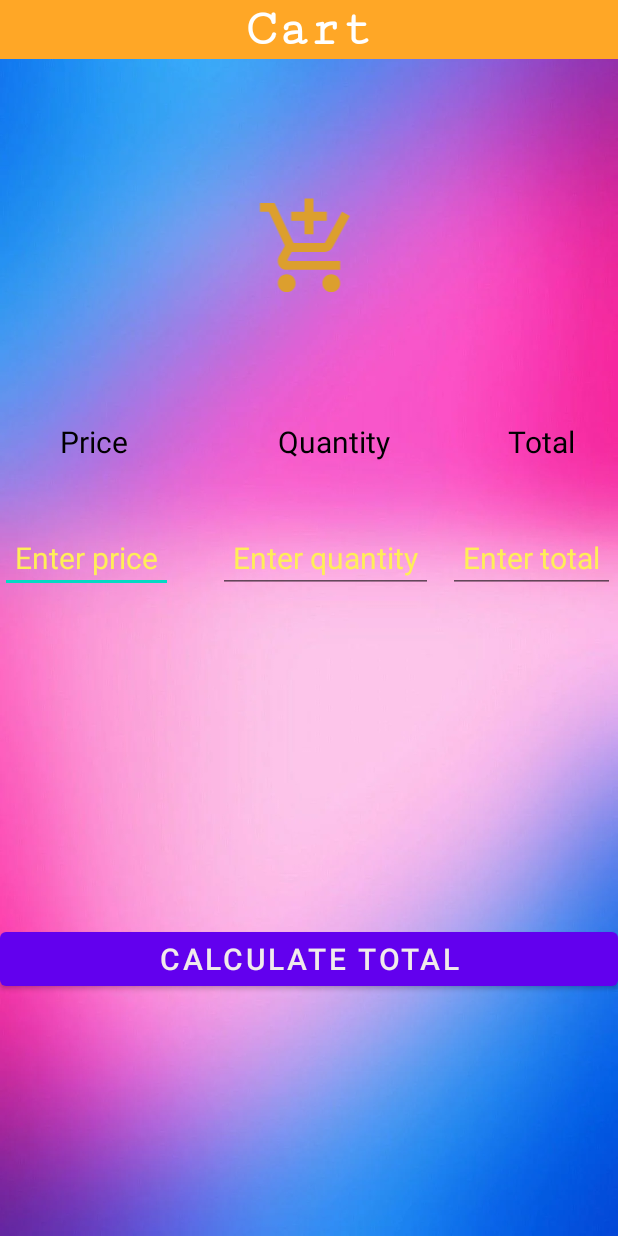
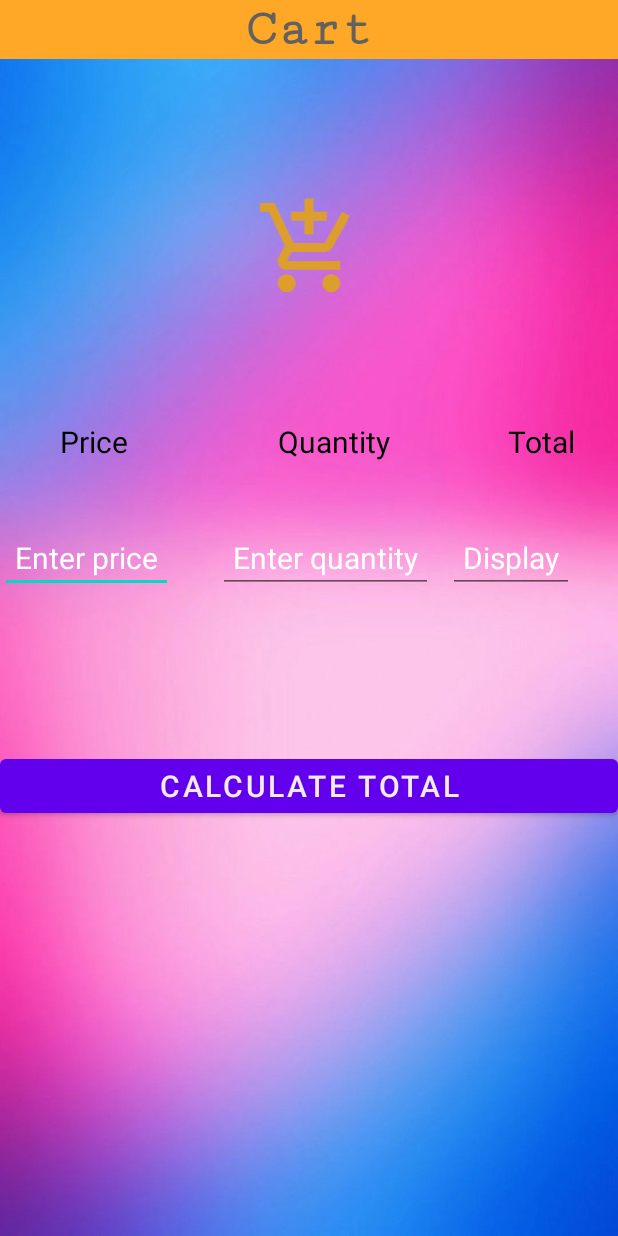
Before and after one commit to BuddhikaSadun/OnlineBookstore, an Android app: the Cart screen opened directly, with no data from a screen before it, on a phone screen of 412 x 824 dp. Run offline under Robolectric (Android 15) with nearby library versions, the phone set to English and light mode, and no system bars; our stand-ins replace Firebase (no records; nobody signed in at launch, a user with empty details on screens opened directly).

Commit message:
Update activity_cart.ml

```diff
--- a/app/src/main/res/layout/activity_cart.xml
+++ b/app/src/main/res/layout/activity_cart.xml
@@ -1,7 +1,7 @@
 <?xml version="1.0" encoding="utf-8"?>
 
 
-<TableLayout xmlns:android="http://schemas.android.com/apk/res/android"
+<RelativeLayout xmlns:android="http://schemas.android.com/apk/res/android"
     xmlns:app="http://schemas.android.com/apk/res-auto"
     xmlns:tools="http://schemas.android.com/tools"
     android:layout_width="match_parent"
@@ -11,19 +11,27 @@
 
     >
 
+
+
+
+
+<TableLayout
+    android:layout_height="wrap_content"
+    android:layout_width="wrap_content"
+    >
+
     <TextView
         android:id="@+id/headerText"
         android:layout_width="match_parent"
         android:layout_height="wrap_content"
         android:layout_marginBottom="50dp"
+        android:background="#FFA726"
+        android:fontFamily="serif-monospace"
         android:gravity="center"
         android:text="Cart"
-        android:background="#FFA726"
-        android:textColor="@color/white"
-        android:textStyle="bold"
-        android:fontFamily="serif-monospace"
+        android:textColor="#616161"
         android:textSize="35dp"
-        />
+        android:textStyle="bold" />
 
     <ImageView
         android:layout_width="291dp"
@@ -91,7 +99,7 @@
             android:padding="10dp"
             android:layout_marginRight="10dp"
             android:hint="Enter price"
-            android:textColorHint="#FFEE58"
+            android:textColorHint="#FFFFFF"
             android:textColor="@color/black"
             android:textSize="20dp"
             />
@@ -104,7 +112,7 @@
             android:layout_marginRight="10dp"
             android:layout_marginLeft="20dp"
             android:hint="Enter quantity"
-            android:textColorHint="#FFEE58"
+            android:textColorHint="#FFFFFF"
             android:textColor="@color/black"
             android:textSize="20dp"
             />
@@ -114,20 +122,20 @@
 
         <EditText
             android:id="@+id/inputTotal"
+            android:layout_marginLeft="0dp"
             android:layout_marginRight="50dp"
-            android:layout_marginLeft="0dp"
+            android:hint="Display"
             android:padding="10dp"
-            android:hint="Enter total"
-            android:textColorHint="#FFEE58"
             android:textColor="@color/black"
+            android:textColorHint="#FFFFFF"
             android:textSize="20dp"
-            />
+            tools:ignore="TouchTargetSizeCheck" />
 
 
 
         </TableRow>
 
-
+</TableLayout>
 
 <Button
     android:id="@+id/calTotal"
@@ -136,8 +144,12 @@
     android:text="Calculate total"
     android:textSize="20dp"
     android:textColor="#F1EBEB"
-    android:layout_marginTop="220dp"
+    android:layout_marginTop="500dp"
     android:onClick="calTotal"
     />
 
-</TableLayout>
+
+
+
+
+</RelativeLayout>
```
